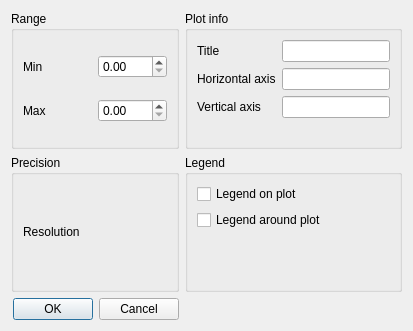
This is plotcontroldialog.ui in arntanguy/STS-simulator as Qt 5 draws it before an edit. The edited form follows.
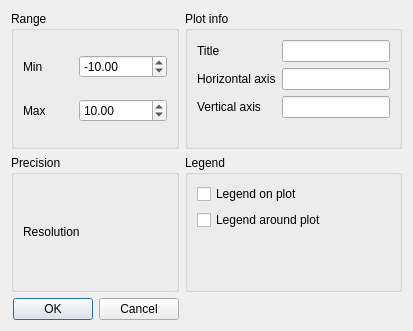
This is the edited form. Custom widgets are drawn as their Qt base class.

Patch:
```diff
--- a/plotcontroldialog.ui
+++ b/plotcontroldialog.ui
@@ -109,10 +109,27 @@
        </widget>
       </item>
       <item row="0" column="1">
-       <widget class="QDoubleSpinBox" name="minRangeValue"/>
+       <widget class="QDoubleSpinBox" name="minRangeValue">
+        <property name="minimum">
+         <double>-100000.000000000000000</double>
+        </property>
+        <property name="maximum">
+         <double>1000000.000000000000000</double>
+        </property>
+        <property name="value">
+         <double>-10.000000000000000</double>
+        </property>
+       </widget>
       </item>
       <item row="1" column="1">
-       <widget class="QDoubleSpinBox" name="maxRangeValue"/>
+       <widget class="QDoubleSpinBox" name="maxRangeValue">
+        <property name="maximum">
+         <double>10000000.000000000000000</double>
+        </property>
+        <property name="value">
+         <double>10.000000000000000</double>
+        </property>
+       </widget>
       </item>
       <item row="0" column="0">
        <widget class="QLabel" name="minRangeLabel">
```
Left out of the diff: 6 changed lines with no effect on the pictures.
